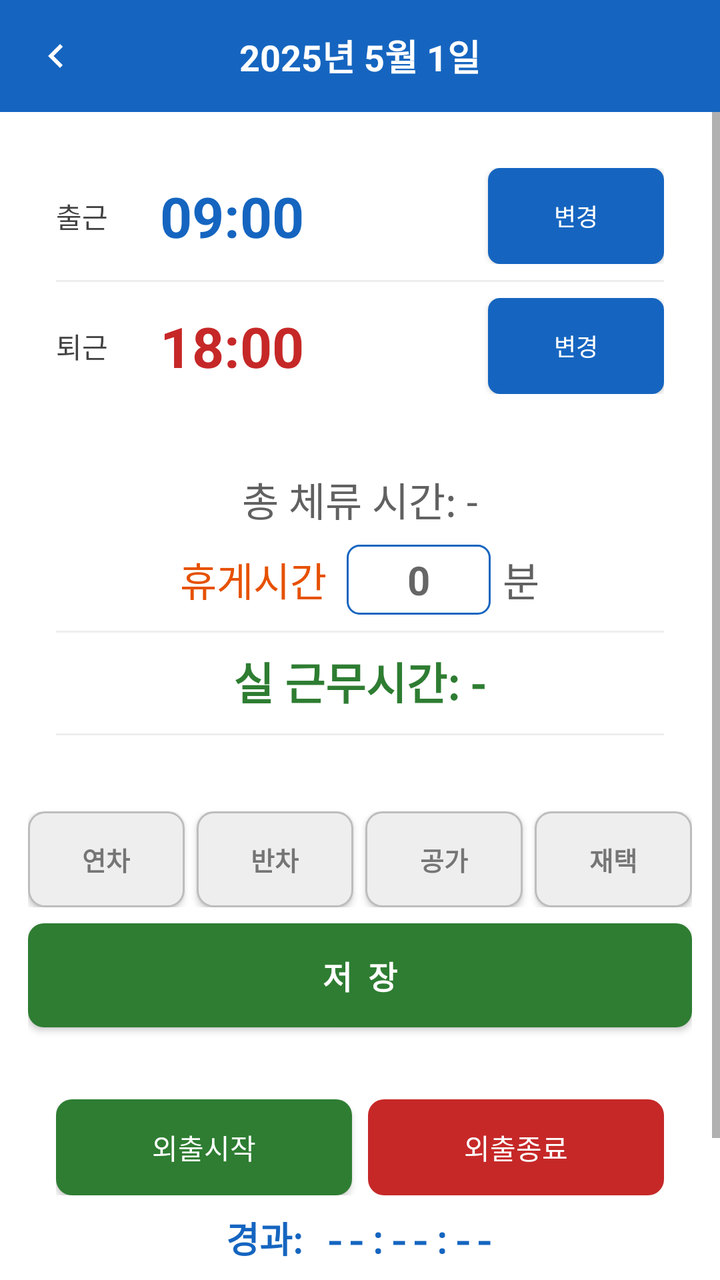
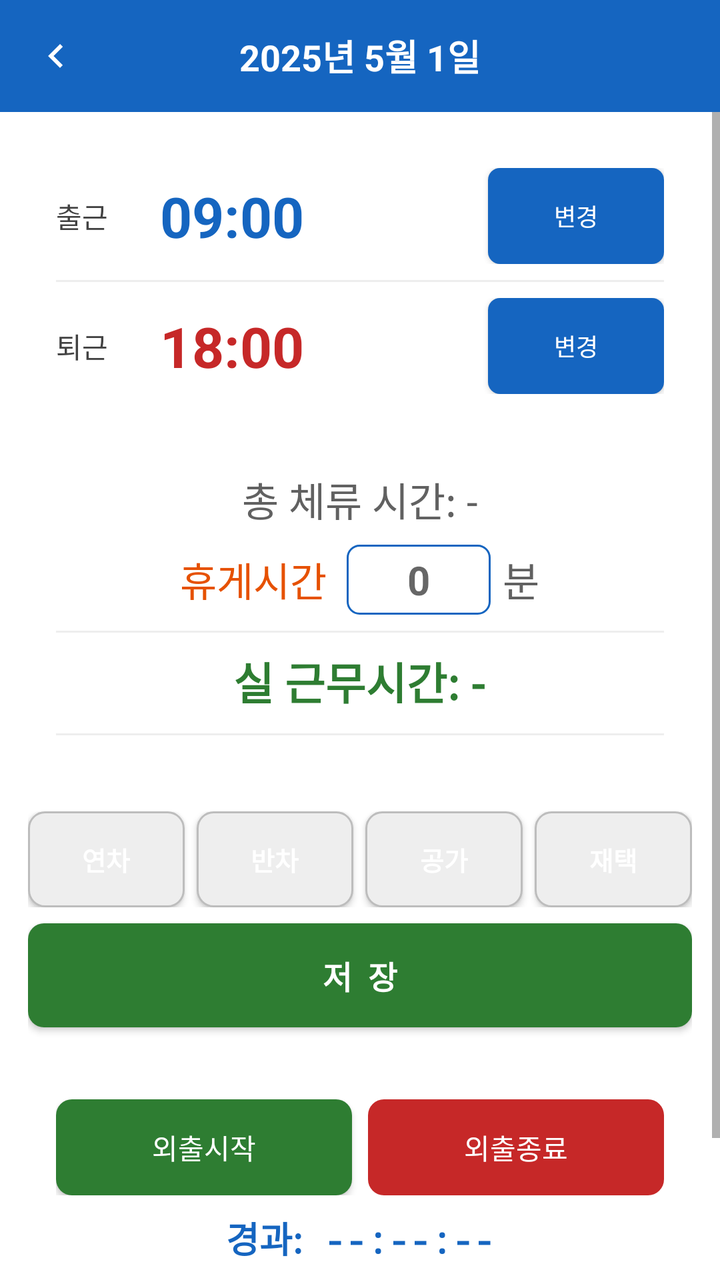

An Android layout rendered at two revisions. The XML below is the earlier revision; the diff shows what the commit changed to produce the second picture.
<!-- AndroidManifest.xml: application theme AppTheme -->
<!-- res/layout/activity_day_detail.xml -->
<?xml version="1.0" encoding="utf-8"?>
<LinearLayout xmlns:android="http://schemas.android.com/apk/res/android"
    android:id="@+id/root_day_detail"
    android:layout_width="match_parent"
    android:layout_height="match_parent"
    android:orientation="vertical"
    android:background="#FFFFFF">

    
    <LinearLayout
        android:layout_width="match_parent"
        android:layout_height="56dp"
        android:orientation="horizontal"
        android:gravity="center_vertical"
        android:background="#1565C0"
        android:padding="4dp">

        <ImageButton
            android:id="@+id/btn_close"
            android:layout_width="48dp"
            android:layout_height="48dp"
            android:src="@drawable/ic_arrow_left"
            android:background="?attr/selectableItemBackgroundBorderless"
            android:contentDescription="닫기"
            android:padding="4dp"
            android:tint="#FFFFFF" />

        <TextView
            android:id="@+id/tv_detail_date"
            android:layout_width="0dp"
            android:layout_height="wrap_content"
            android:layout_weight="1"
            android:textSize="18sp"
            android:textColor="#FFFFFF"
            android:textStyle="bold"
            android:gravity="center"
            android:text="2025년 5월 1일" />

        
        <View
            android:layout_width="48dp"
            android:layout_height="48dp" />
    </LinearLayout>

    <ScrollView
        android:layout_width="match_parent"
        android:layout_height="0dp"
        android:layout_weight="1"
        android:background="#FFFFFF">

    <LinearLayout
        android:layout_width="match_parent"
        android:layout_height="wrap_content"
        android:orientation="vertical"
        android:padding="14dp"
        android:background="#FFFFFF">

        
        <LinearLayout
            android:id="@+id/layout_time_card"
            android:layout_width="match_parent"
            android:layout_height="wrap_content"
            android:orientation="vertical"
            android:background="#FFFFFF"
            android:padding="14dp"
            android:layout_marginBottom="10dp">

            
            <LinearLayout
                android:layout_width="match_parent"
                android:layout_height="wrap_content"
                android:orientation="horizontal"
                android:gravity="center_vertical"
                android:layout_marginBottom="8dp">

                <TextView
                    android:layout_width="52dp"
                    android:layout_height="wrap_content"
                    android:text="출근"
                    android:textSize="14sp"
                    android:textColor="#424242" />

                <TextView
                    android:id="@+id/tv_start_time"
                    android:layout_width="0dp"
                    android:layout_height="wrap_content"
                    android:layout_weight="1"
                    android:textSize="28sp"
                    android:textColor="#1565C0"
                    android:textStyle="bold"
                    android:text="09:00" />

                <Button
                    android:id="@+id/btn_checkin"
                    android:layout_width="wrap_content"
                    android:layout_height="wrap_content"
                    android:text="출근"
                    android:textSize="12sp"
                    android:background="@drawable/bg_checkin_button"
                    android:textColor="#FFFFFF"
                    android:paddingLeft="12dp"
                    android:paddingRight="12dp"
                    android:layout_marginEnd="4dp"
                    android:visibility="gone" />

                <Button
                    android:id="@+id/btn_edit_start"
                    android:layout_width="wrap_content"
                    android:layout_height="wrap_content"
                    android:text="변경"
                    android:textSize="12sp"
                    android:background="@drawable/bg_primary_button"
                    android:textColor="#FFFFFF"
                    android:paddingLeft="14dp"
                    android:paddingRight="14dp" />
            </LinearLayout>

            <View android:layout_width="match_parent" android:layout_height="1dp"
                android:background="#EEEEEE"/>

            
            <LinearLayout
                android:layout_width="match_parent"
                android:layout_height="wrap_content"
                android:orientation="horizontal"
                android:gravity="center_vertical"
                android:layout_marginTop="8dp">

                <TextView
                    android:layout_width="52dp"
                    android:layout_height="wrap_content"
                    android:text="퇴근"
                    android:textSize="14sp"
                    android:textColor="#424242" />

                <TextView
                    android:id="@+id/tv_end_time"
                    android:layout_width="0dp"
                    android:layout_height="wrap_content"
                    android:layout_weight="1"
                    android:textSize="28sp"
                    android:textColor="#C62828"
                    android:textStyle="bold"
                    android:text="18:00" />

                <Button
                    android:id="@+id/btn_checkout"
                    android:layout_width="wrap_content"
                    android:layout_height="wrap_content"
                    android:text="퇴근"
                    android:textSize="12sp"
                    android:background="@drawable/bg_checkout_button"
                    android:textColor="#FFFFFF"
                    android:paddingLeft="12dp"
                    android:paddingRight="12dp"
                    android:layout_marginEnd="4dp"
                    android:visibility="gone" />

                <Button
                    android:id="@+id/btn_edit_end"
                    android:layout_width="wrap_content"
                    android:layout_height="wrap_content"
                    android:text="변경"
                    android:textSize="12sp"
                    android:background="@drawable/bg_primary_button"
                    android:textColor="#FFFFFF"
                    android:paddingLeft="14dp"
                    android:paddingRight="14dp" />
            </LinearLayout>
        </LinearLayout>

        
        <LinearLayout
            android:id="@+id/layout_calc_card"
            android:layout_width="match_parent"
            android:layout_height="wrap_content"
            android:orientation="vertical"
            android:background="#FFFFFF"
            android:padding="14dp"
            android:layout_marginBottom="16dp">

            <TextView
                android:id="@+id/tv_raw_work"
                android:layout_width="match_parent"
                android:layout_height="wrap_content"
                android:textSize="20sp"
                android:textColor="#616161"
                android:gravity="center"
                android:layout_marginBottom="8dp"
                android:text="총 체류 시간: -" />

            
            <LinearLayout
                android:layout_width="match_parent"
                android:layout_height="wrap_content"
                android:orientation="horizontal"
                android:gravity="center"
                android:layout_marginBottom="8dp">

                <TextView
                    android:layout_width="wrap_content"
                    android:layout_height="wrap_content"
                    android:text="휴게시간"
                    android:textSize="20sp"
                    android:textColor="#E65100" />

                <EditText
                    android:id="@+id/et_break_minutes"
                    android:layout_width="72dp"
                    android:layout_height="wrap_content"
                    android:layout_marginLeft="10dp"
                    android:inputType="number"
                    android:textSize="20sp"
                    android:textColor="#E65100"
                    android:textStyle="bold"
                    android:gravity="center"
                    android:maxLength="3"
                    android:hint="0"
                    android:background="@drawable/bg_outlined_button"
                    android:paddingTop="4dp"
                    android:paddingBottom="4dp" />

                <TextView
                    android:layout_width="wrap_content"
                    android:layout_height="wrap_content"
                    android:layout_marginLeft="6dp"
                    android:text="분"
                    android:textSize="20sp"
                    android:textColor="#616161" />

            </LinearLayout>

            <View android:layout_width="match_parent" android:layout_height="1dp"
                android:background="#EEEEEE" android:layout_marginBottom="8dp"/>

            <TextView
                android:id="@+id/tv_net_work"
                android:layout_width="match_parent"
                android:layout_height="wrap_content"
                android:textSize="22sp"
                android:textStyle="bold"
                android:textColor="#2E7D32"
                android:gravity="center"
                android:text="실 근무시간: -" />

            <View android:layout_width="match_parent" android:layout_height="1dp"
                android:background="#EEEEEE"
                android:layout_marginTop="10dp" android:layout_marginBottom="8dp"/>

            
            <LinearLayout
                android:id="@+id/ll_seg_container"
                android:layout_width="match_parent"
                android:layout_height="wrap_content"
                android:orientation="vertical"
                android:visibility="gone">

                <LinearLayout
                    android:id="@+id/ll_seg_weekday_night"
                    android:layout_width="match_parent"
                    android:layout_height="wrap_content"
                    android:orientation="horizontal"
                    android:gravity="center_vertical"
                    android:layout_marginBottom="4dp"
                    android:visibility="gone">
                    <TextView
                        android:layout_width="68dp"
                        android:layout_height="wrap_content"
                        android:text="평일야간"
                        android:textSize="12sp"
                        android:textColor="#424242" />
                    <TextView
                        android:id="@+id/tv_seg_weekday_night"
                        android:layout_width="0dp"
                        android:layout_height="wrap_content"
                        android:layout_weight="1"
                        android:textSize="12sp"
                        android:textStyle="bold"
                        android:textColor="#5C6BC0" />
                </LinearLayout>

                <LinearLayout
                    android:id="@+id/ll_seg_holiday_day"
                    android:layout_width="match_parent"
                    android:layout_height="wrap_content"
                    android:orientation="horizontal"
                    android:gravity="center_vertical"
                    android:layout_marginBottom="4dp"
                    android:visibility="gone">
                    <TextView
                        android:layout_width="68dp"
                        android:layout_height="wrap_content"
                        android:text="휴일주간"
                        android:textSize="12sp"
                        android:textColor="#424242" />
                    <TextView
                        android:id="@+id/tv_seg_holiday_day"
                        android:layout_width="0dp"
                        android:layout_height="wrap_content"
                        android:layout_weight="1"
                        android:textSize="12sp"
                        android:textStyle="bold"
                        android:textColor="#E65100" />
                </LinearLayout>

                <LinearLayout
                    android:id="@+id/ll_seg_holiday_night"
                    android:layout_width="match_parent"
                    android:layout_height="wrap_content"
                    android:orientation="horizontal"
                    android:gravity="center_vertical"
                    android:visibility="gone">
                    <TextView
                        android:layout_width="68dp"
                        android:layout_height="wrap_content"
                        android:text="휴일야간"
                        android:textSize="12sp"
                        android:textColor="#424242" />
                    <TextView
                        android:id="@+id/tv_seg_holiday_night"
                        android:layout_width="0dp"
                        android:layout_height="wrap_content"
                        android:layout_weight="1"
                        android:textSize="12sp"
                        android:textStyle="bold"
                        android:textColor="#B71C1C" />
                </LinearLayout>
            </LinearLayout>
        </LinearLayout>

        
        <TextView
            android:id="@+id/tv_annual_note"
            android:layout_width="match_parent"
            android:layout_height="wrap_content"
            android:text=""
            android:textSize="12sp"
            android:textColor="#C62828"
            android:gravity="center"
            android:layout_marginBottom="6dp"
            android:visibility="gone" />

        
        <LinearLayout
            android:layout_width="match_parent"
            android:layout_height="wrap_content"
            android:orientation="horizontal"
            android:layout_marginBottom="8dp">

            <Button
                android:id="@+id/btn_annual_leave"
                android:layout_width="0dp"
                android:layout_height="48dp"
                android:layout_weight="1"
                android:text="연차"
                android:textSize="13sp"
                android:textColor="#757575"
                android:textStyle="bold"
                android:background="@drawable/bg_leave_inactive"
                android:layout_marginEnd="3dp" />

            <Button
                android:id="@+id/btn_half_leave"
                android:layout_width="0dp"
                android:layout_height="48dp"
                android:layout_weight="1"
                android:text="반차"
                android:textSize="13sp"
                android:textColor="#757575"
                android:textStyle="bold"
                android:background="@drawable/bg_leave_inactive"
                android:layout_marginStart="3dp"
                android:layout_marginEnd="3dp" />

            <Button
                android:id="@+id/btn_public_leave"
                android:layout_width="0dp"
                android:layout_height="48dp"
                android:layout_weight="1"
                android:text="공가"
                android:textSize="13sp"
                android:textColor="#757575"
                android:textStyle="bold"
                android:background="@drawable/bg_leave_inactive"
                android:layout_marginStart="3dp"
                android:layout_marginEnd="3dp" />

            <Button
                android:id="@+id/btn_remote_work"
                android:layout_width="0dp"
                android:layout_height="48dp"
                android:layout_weight="1"
                android:text="재택"
                android:textSize="13sp"
                android:textColor="#757575"
                android:textStyle="bold"
                android:background="@drawable/bg_leave_inactive"
                android:layout_marginStart="3dp" />
        </LinearLayout>

        
        <Button
            android:id="@+id/btn_save"
            android:layout_width="match_parent"
            android:layout_height="52dp"
            android:text="저  장"
            android:textSize="16sp"
            android:textColor="#FFFFFF"
            android:textStyle="bold"
            android:background="@drawable/bg_save_button"
            android:layout_marginBottom="10dp" />

        
        <Button
            android:id="@+id/btn_delete"
            android:layout_width="match_parent"
            android:layout_height="46dp"
            android:text="오늘 등록 초기화"
            android:textSize="13sp"
            android:textColor="#C62828"
            android:background="@drawable/bg_delete_button"
            android:visibility="gone" />

        
        <LinearLayout
            android:id="@+id/ll_outing_card"
            android:layout_width="match_parent"
            android:layout_height="wrap_content"
            android:orientation="vertical"
            android:background="#FFFFFF"
            android:padding="14dp"
            android:layout_marginTop="12dp">

            <LinearLayout
                android:layout_width="match_parent"
                android:layout_height="wrap_content"
                android:orientation="horizontal"
                android:layout_marginBottom="8dp">

                <Button
                    android:id="@+id/btn_outing_start"
                    android:layout_width="0dp"
                    android:layout_height="48dp"
                    android:layout_weight="1"
                    android:text="외출시작"
                    android:textSize="14sp"
                    android:textColor="#FFFFFF"
                    android:background="@drawable/bg_save_button"
                    android:layout_marginEnd="4dp" />

                <Button
                    android:id="@+id/btn_outing_end"
                    android:layout_width="0dp"
                    android:layout_height="48dp"
                    android:layout_weight="1"
                    android:text="외출종료"
                    android:textSize="14sp"
                    android:textColor="#FFFFFF"
                    android:background="@drawable/bg_checkout_button"
                    android:layout_marginStart="4dp"
                    android:enabled="false" />
            </LinearLayout>

            <TextView
                android:id="@+id/tv_outing_elapsed"
                android:layout_width="match_parent"
                android:layout_height="wrap_content"
                android:text="경과: --:--:--"
                android:textSize="18sp"
                android:textStyle="bold"
                android:textColor="#1565C0"
                android:fontFamily="monospace"
                android:gravity="center"
                android:layout_marginBottom="4dp" />

            <TextView
                android:id="@+id/tv_outing_total"
                android:layout_width="match_parent"
                android:layout_height="wrap_content"
                android:text="일 누적: --"
                android:textSize="13sp"
                android:textColor="#616161"
                android:gravity="center"
                android:layout_marginBottom="8dp" />

            <View android:layout_width="match_parent" android:layout_height="1dp"
                android:background="#EEEEEE" android:layout_marginBottom="8dp"/>

            
            <LinearLayout
                android:layout_width="match_parent"
                android:layout_height="wrap_content"
                android:orientation="horizontal"
                android:layout_marginBottom="4dp">

                <TextView android:layout_width="0dp" android:layout_height="wrap_content"
                    android:layout_weight="1" android:text="시작"
                    android:textSize="11sp" android:textStyle="bold"
                    android:textColor="#424242" android:gravity="center" />

                <TextView android:layout_width="0dp" android:layout_height="wrap_content"
                    android:layout_weight="1" android:text="종료"
                    android:textSize="11sp" android:textStyle="bold"
                    android:textColor="#424242" android:gravity="center" />

                <TextView android:layout_width="0dp" android:layout_height="wrap_content"
                    android:layout_weight="1" android:text="외출시간"
                    android:textSize="11sp" android:textStyle="bold"
                    android:textColor="#424242" android:gravity="center" />

                <TextView android:layout_width="52dp" android:layout_height="wrap_content"
                    android:text="삭제" android:textSize="11sp" android:textStyle="bold"
                    android:textColor="#424242" android:gravity="center" />
            </LinearLayout>

            
            <LinearLayout
                android:id="@+id/ll_outing_rows"
                android:layout_width="match_parent"
                android:layout_height="wrap_content"
                android:orientation="vertical" />
        </LinearLayout>

    </LinearLayout>
    </ScrollView>

</LinearLayout>
<!-- resources referenced by this layout -->
<resources>
  <!-- drawable bg_checkin_button (drawable) -->
  <?xml version="1.0" encoding="utf-8"?>
  <shape xmlns:android="http://schemas.android.com/apk/res/android"
      android:shape="rectangle">
      <solid android:color="#388E3C" />
      <corners android:radius="8dp" />
  </shape>
  <!-- drawable bg_checkout_button (drawable) -->
  <?xml version="1.0" encoding="utf-8"?>
  <shape xmlns:android="http://schemas.android.com/apk/res/android"
      android:shape="rectangle">
      <solid android:color="#C62828" />
      <corners android:radius="8dp" />
  </shape>
  <!-- drawable bg_delete_button (drawable) -->
  <?xml version="1.0" encoding="utf-8"?>
  <shape xmlns:android="http://schemas.android.com/apk/res/android"
      android:shape="rectangle">
      <solid android:color="#FFFFFF" />
      <stroke android:width="1dp" android:color="#C62828" />
      <corners android:radius="8dp" />
  </shape>
  <!-- drawable bg_leave_inactive (drawable) -->
  <?xml version="1.0" encoding="utf-8"?>
  <shape xmlns:android="http://schemas.android.com/apk/res/android"
      android:shape="rectangle">
      <solid android:color="#EEEEEE" />
      <stroke android:width="1dp" android:color="#BDBDBD" />
      <corners android:radius="8dp" />
  </shape>
  <!-- drawable bg_outlined_button (drawable) -->
  <?xml version="1.0" encoding="utf-8"?>
  <shape xmlns:android="http://schemas.android.com/apk/res/android"
      android:shape="rectangle">
      <solid android:color="#FFFFFF" />
      <stroke android:width="1dp" android:color="#1565C0" />
      <corners android:radius="6dp" />
  </shape>
  <!-- drawable bg_primary_button (drawable) -->
  <?xml version="1.0" encoding="utf-8"?>
  <shape xmlns:android="http://schemas.android.com/apk/res/android"
      android:shape="rectangle">
      <solid android:color="#1565C0" />
      <corners android:radius="6dp" />
  </shape>
  <!-- drawable bg_save_button (drawable) -->
  <?xml version="1.0" encoding="utf-8"?>
  <shape xmlns:android="http://schemas.android.com/apk/res/android"
      android:shape="rectangle">
      <solid android:color="#2E7D32" />
      <corners android:radius="8dp" />
  </shape>
  <!-- drawable ic_arrow_left (drawable) -->
  <?xml version="1.0" encoding="utf-8"?>
  <vector xmlns:android="http://schemas.android.com/apk/res/android"
      android:width="24dp"
      android:height="24dp"
      android:viewportWidth="24"
      android:viewportHeight="24">
      <path
          android:fillColor="#FFFFFF"
          android:pathData="M15.41,16.59L10.83,12l4.58,-4.59L14,6l-6,6 6,6 1.41,-1.41z" />
  </vector>
  <style name="AppTheme" parent="Theme.AppCompat.Light.NoActionBar">
          <item name="colorPrimary">@color/colorPrimary</item>
          <item name="colorPrimaryDark">@color/colorPrimaryDark</item>
          <item name="colorAccent">@color/colorAccent</item>
      </style>
  <color name="colorPrimary">#1565C0</color>
  <color name="colorPrimaryDark">#0D47A1</color>
  <color name="colorAccent">#E65100</color>
</resources>

<!-- the commit's change to res/layout/activity_day_detail.xml (unified diff, before → after) -->
@@ -354,7 +354,7 @@
                 android:layout_weight="1"
                 android:text="연차"
                 android:textSize="13sp"
-                android:textColor="#757575"
+                android:textColor="#FFFFFF"
                 android:textStyle="bold"
                 android:background="@drawable/bg_leave_inactive"
                 android:layout_marginEnd="3dp" />
@@ -366,7 +366,7 @@
                 android:layout_weight="1"
                 android:text="반차"
                 android:textSize="13sp"
-                android:textColor="#757575"
+                android:textColor="#FFFFFF"
                 android:textStyle="bold"
                 android:background="@drawable/bg_leave_inactive"
                 android:layout_marginStart="3dp"
@@ -379,7 +379,7 @@
                 android:layout_weight="1"
                 android:text="공가"
                 android:textSize="13sp"
-                android:textColor="#757575"
+                android:textColor="#FFFFFF"
                 android:textStyle="bold"
                 android:background="@drawable/bg_leave_inactive"
                 android:layout_marginStart="3dp"
@@ -392,7 +392,7 @@
                 android:layout_weight="1"
                 android:text="재택"
                 android:textSize="13sp"
-                android:textColor="#757575"
+                android:textColor="#FFFFFF"
                 android:textStyle="bold"
                 android:background="@drawable/bg_leave_inactive"
                 android:layout_marginStart="3dp" />
